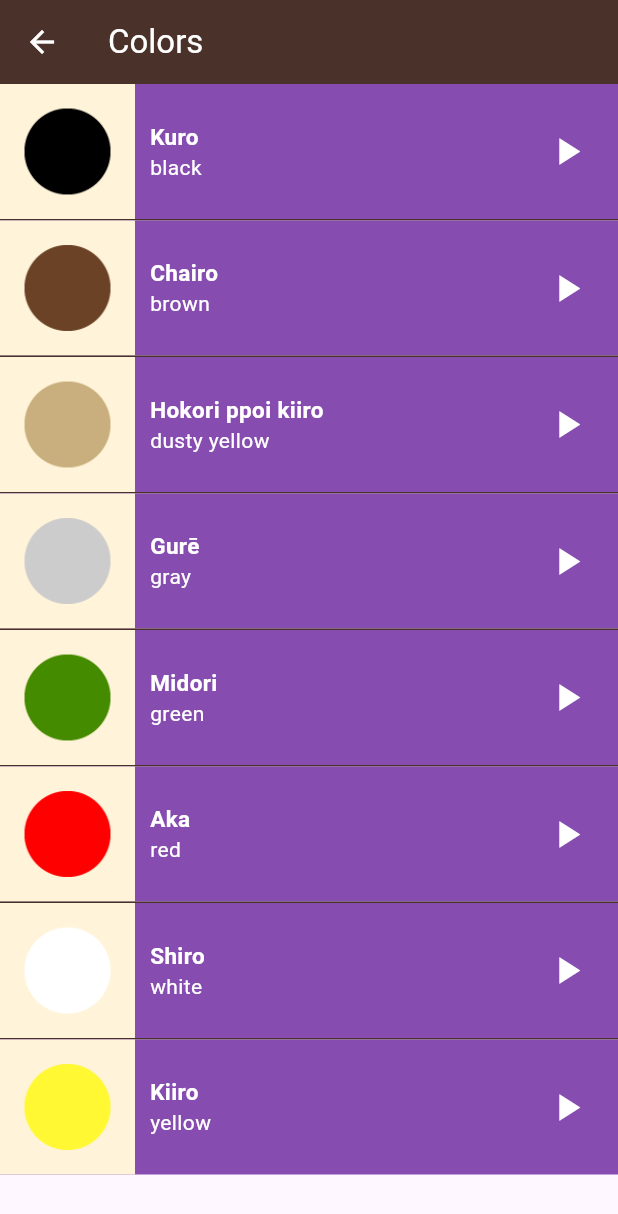
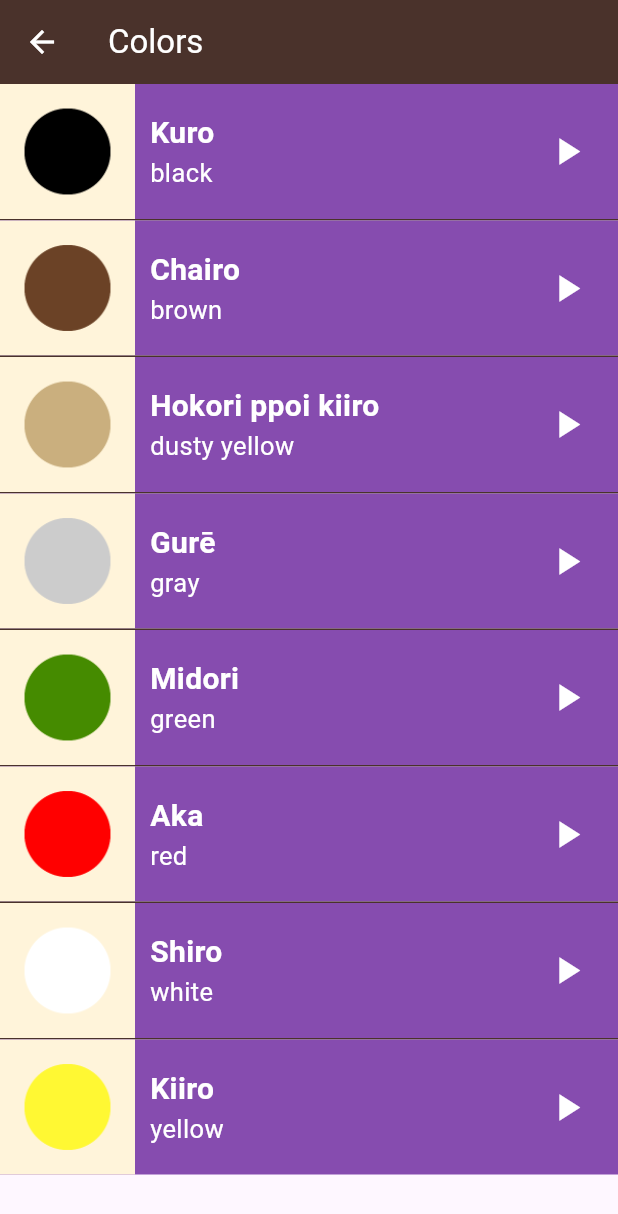
Before and after one commit to hayam-tarek/toku, a Flutter app: the ColorsPage screen opened directly, on a phone screen of 412 x 824 dp. Shown: the top 1214 px of the screen. Run offline on Flutter 3.47's test engine with Material 3 defaults, Android fonts, the phone set to English and light mode, and no system bars.

Commit message:
ItemList change

```diff
--- a/lib/components/item_list.dart
+++ b/lib/components/item_list.dart
@@ -57,17 +57,21 @@ class ItemList extends StatelessWidget {
             color: const Color(0xFFFFF4DA),
             child: Image.asset(item.image!),
           ),
-        Padding(
-          padding: const EdgeInsets.only(left: 10),
+        Expanded(
+          flex: 1,
+          child: Padding(
+            padding: const EdgeInsets.symmetric(horizontal: 10),
             child: Column(
               mainAxisAlignment: MainAxisAlignment.center,
               crossAxisAlignment: CrossAxisAlignment.start,
               children: [
                 Text(
+                  maxLines: 2,
+                  overflow: TextOverflow.ellipsis,
                   item.title,
                   style: const TextStyle(
                     color: Colors.white,
-                  fontSize: 15,
+                    fontSize: 20,
                     fontWeight: FontWeight.bold,
                   ),
                 ),
@@ -75,14 +79,12 @@ class ItemList extends StatelessWidget {
                   item.subtitle,
                   style: const TextStyle(
                     color: Colors.white,
-                  fontSize: 14,
+                    fontSize: 17,
                   ),
                 ),
               ],
             ),
           ),
-        const Spacer(
-          flex: 1,
         ),
         Padding(
           padding: const EdgeInsets.only(right: 10),
```
Also changed, not shown: pubspec.lock. Lines whose indentation alone changed are shown as unchanged.
